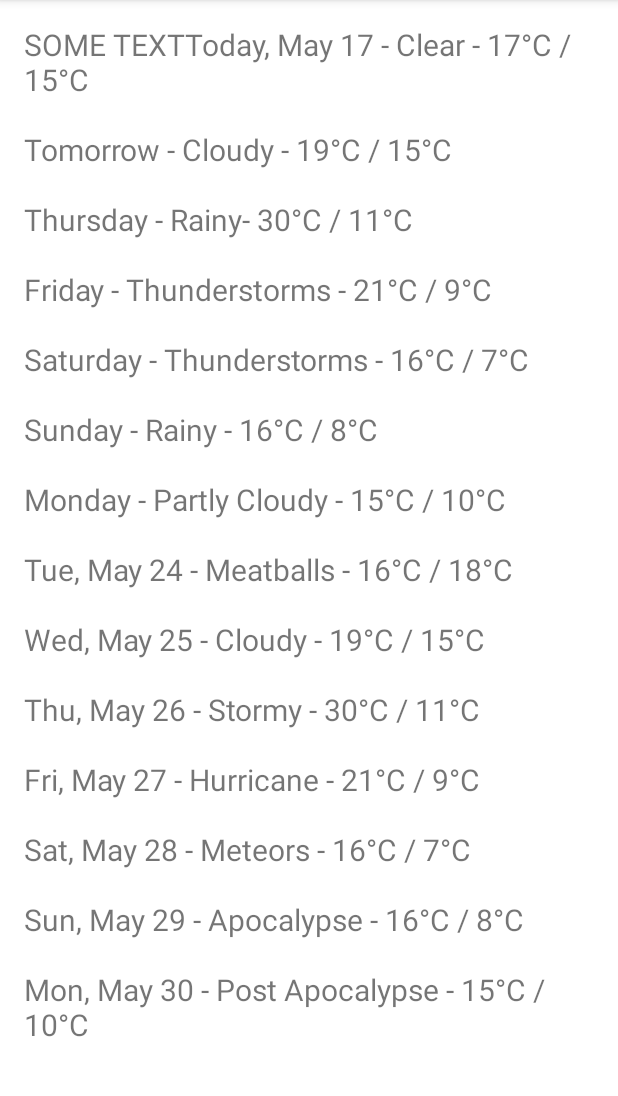
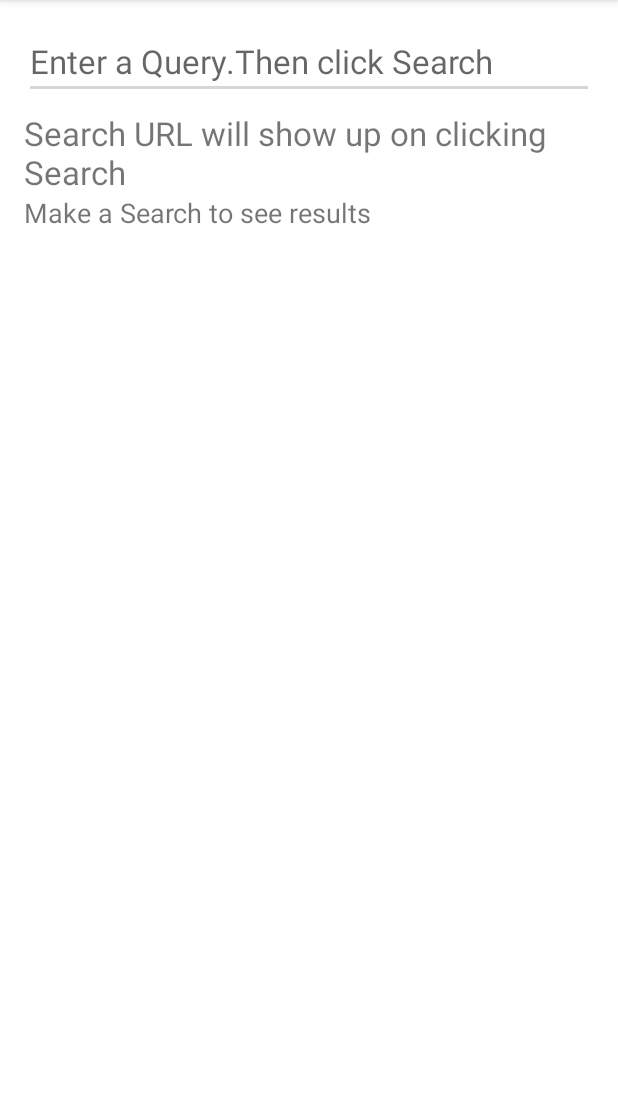
Before and after one commit to Ana2k/Practise-Sunshine-Project----udacity, an Android app: the screen it shows after launch (MainActivity), on a phone screen of 412 x 824 dp, the part 84-1180 px from its top. Run offline under Robolectric (Android 15) with nearby library versions, the phone set to English and light mode, and no system bars.

Commit message:
layout for network toy app

```diff
--- a/app/src/main/AndroidManifest.xml
+++ b/app/src/main/AndroidManifest.xml
@@ -22,3 +22,4 @@
     </application>
 
 </manifest>
+<!--have not chnaged this-->
--- a/app/src/main/java/com/example/sunshineapp/MainActivity.java
+++ b/app/src/main/java/com/example/sunshineapp/MainActivity.java
@@ -1,47 +1,25 @@
 package com.example.sunshineapp;
 
 import android.os.Bundle;
+import android.widget.EditText;
 import android.widget.TextView;
 
 import androidx.appcompat.app.AppCompatActivity;
 
 public class MainActivity extends AppCompatActivity {
-    TextView mWeatherTextView;
+    EditText mSearchBoxEditText;
+    TextView mUrlDisplayTextView,mSearchResultsTextView;
+
+
     @Override
     protected void onCreate(Bundle savedInstanceState) {
         super.onCreate(savedInstanceState);
         setContentView(R.layout.activity_main);
-        mWeatherTextView = (TextView) findViewById(R.id.tv_weather_data);
 
-        //for dummy data
-//        String [] dummyWeatherDataList = (TextView)  STH.SOMEotherSStaticFunction;
-
-        String[] dummyWeatherDataList = {
-                "Today, May 17 - Clear - 17°C / 15°C",
-                "Tomorrow - Cloudy - 19°C / 15°C",
-                "Thursday - Rainy- 30°C / 11°C",
-                "Friday - Thunderstorms - 21°C / 9°C",
-                "Saturday - Thunderstorms - 16°C / 7°C",
-                "Sunday - Rainy - 16°C / 8°C",
-                "Monday - Partly Cloudy - 15°C / 10°C",
-                "Tue, May 24 - Meatballs - 16°C / 18°C",
-                "Wed, May 25 - Cloudy - 19°C / 15°C",
-                "Thu, May 26 - Stormy - 30°C / 11°C",
-                "Fri, May 27 - Hurricane - 21°C / 9°C",
-                "Sat, May 28 - Meteors - 16°C / 7°C",
-                "Sun, May 29 - Apocalypse - 16°C / 8°C",
-                "Mon, May 30 - Post Apocalypse - 15°C / 10°C",
-        };
-
-
-        for (String dummyWeatherDataListElement: dummyWeatherDataList){
-            mWeatherTextView.append(dummyWeatherDataListElement+"\n\n");
-        }
+        mSearchBoxEditText = (EditText) findViewById(R.id.et_search_box);
+        mUrlDisplayTextView = (TextView) findViewById(R.id.url_display_tv);
+        mSearchResultsTextView = (TextView) findViewById(R.id.tv_github_search_results_json);
     }
 
-    //so far about Adb, command line tools and ./gradlew tasks(from root--> chmod first)
-
-    //https://classroom.udacity.com/courses/ud851/lessons/93affc67-3f0b-4f9b-b3a4-a7a26f241a86/concepts/98b2f686-aca1-4547-9632-31e84ccca355
-    //https://github.com/udacity/ud851-Sunshine/tree/student/S01.01-Exercise-CreateLayout/app/src/main/java/com/example/android/sunshine
-
+   //github repo from https://classroom.udacity.com/courses/ud851/lessons/e5d74e43-743c-455e-9a70-7545a2da9783/concepts/df87e335-ec8d-4383-9e32-78f8e0f982f1
 }
--- a/app/src/main/java/com/example/sunshineapp/data/SunshinePreferences.java
+++ /dev/null
@@ -1,6 +0,0 @@
-package com.example.sunshineapp.data;
-
-public class SunshinePreferences {
-    //TO Be created later in further lessons
-//    https://github.com/udacity/ud851-Sunshine/blob/student/S01.02-Exercise-AddWeatherList/app/src/main/java/com/example/android/sunshine/data/SunshinePreferences.java/
-}
--- a/app/src/main/res/layout/activity_main.xml
+++ b/app/src/main/res/layout/activity_main.xml
@@ -1,28 +1,38 @@
 <?xml version="1.0" encoding="utf-8"?>
-<!--    https://classroom.udacity.com/courses/ud851/lessons/93affc67-3f0b-4f9b-b3a4-a7a26f241a86/concepts/cdbfd437-de24-4903-8f01-37c29427cb38-->
-<FrameLayout xmlns:android="http://schemas.android.com/apk/res/android"
-    xmlns:tools="http://schemas.android.com/tools"
+<LinearLayout xmlns:android="http://schemas.android.com/apk/res/android"
     android:layout_width="match_parent"
     android:layout_height="match_parent"
-    tools:context=".MainActivity">
+    android:orientation="vertical"
+    android:paddingLeft="16dp"
+    android:paddingTop="16dp"
+    android:paddingRight="16dp">
+
+    <EditText
+        android:id="@+id/et_search_box"
+        android:layout_width="match_parent"
+        android:layout_height="wrap_content"
+        android:hint="@string/edit_text_hint"
+        android:textSize="22sp" />
+
+    <TextView
+        android:id="@+id/url_display_tv"
+        android:layout_width="wrap_content"
+        android:layout_height="wrap_content"
+        android:layout_marginTop="8dp"
+        android:text="@string/tv_url_display_text"
+        android:textSize="22sp" />
 
     <ScrollView
         android:layout_width="match_parent"
         android:layout_height="wrap_content">
 
         <TextView
-            android:id="@+id/tv_weather_data"
+            android:id="@+id/tv_github_search_results_json"
             android:layout_width="wrap_content"
             android:layout_height="wrap_content"
-            android:padding="16dp"
-            android:text="SOME TEXT"
-            android:textSize="20sp" />
+            android:text="@string/scroll_view_tv_text"
+            android:textSize="18sp" />
     </ScrollView>
 
-</FrameLayout>
-<!-- The difference is that padding determines space within the boundaries of the view, and layout_margin determines the space outside the boundaries of the view-->
 
-<!--good with quick layout revision -->
-    <!--sthh about layouts being containerview or viewgroups-&#45;&#45;home for other views-->
-<!--sth also about android - widgets-->
-<!--sth aboout a chronometer&#45;&#45;simple timer on screen-->
+</LinearLayout>
--- a/app/src/main/res/values/strings.xml
+++ b/app/src/main/res/values/strings.xml
@@ -124,6 +124,9 @@
     <string name="condition_962">Hurricane</string>
 
     <string name="condition_unknown">Unknown (<xliff:g id="conditionId">%1$d</xliff:g>)</string>
+    <string name="edit_text_hint">Enter a Query.Then click Search</string>
+    <string name="tv_url_display_text">Search URL will show up on clicking Search</string>
+    <string name="scroll_view_tv_text">Make a Search to see results</string>
 
 
     <!-- - - - - - - - - - - -->
```
